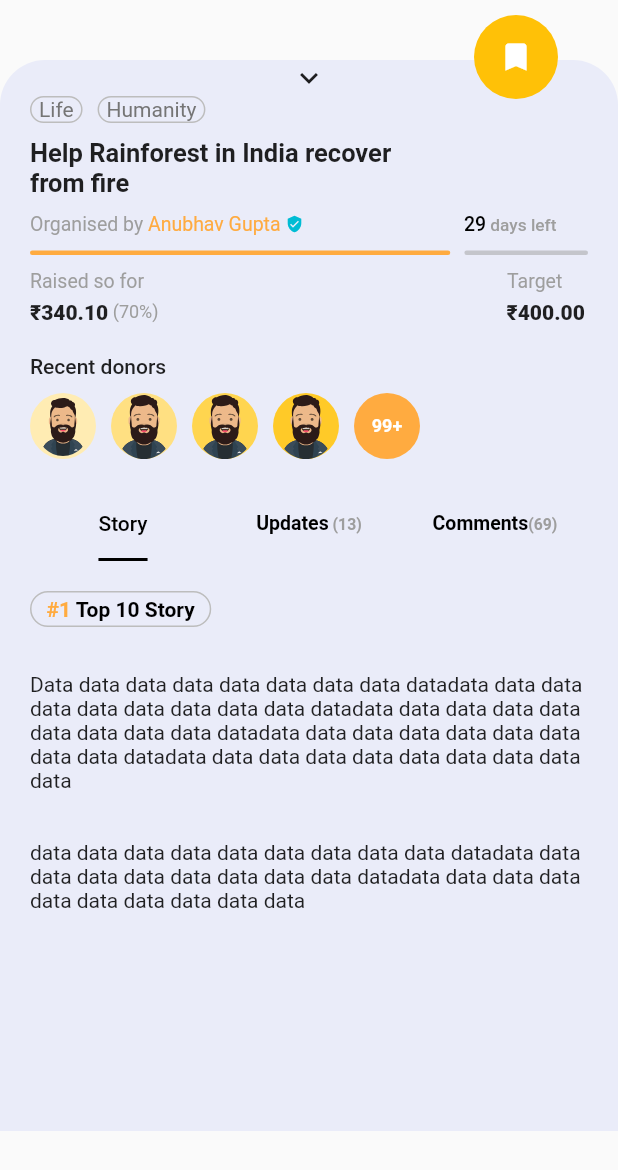
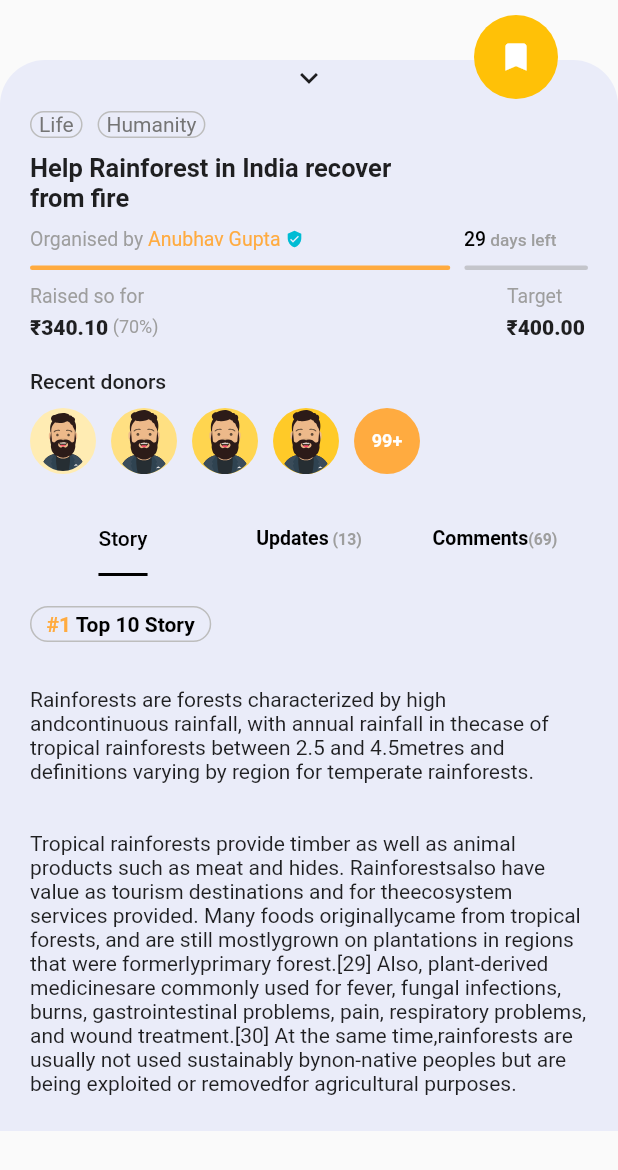
Before and after one commit to Devang2010/fd_app, a Flutter app: the SlideUpContainer widget shown alone on an empty page, opened directly with empty values, after a tap on the "keyboard arrow up" icon, on a phone screen of 412 x 824 dp. Shown: the top 1170 px of the screen. Run offline on Flutter 3.47's test engine with Material 2 defaults, Android fonts, the phone set to English and light mode, and no system bars; our stand-ins replace flutter_svg.

Commit message:
Update slideupcontainer.dart

```diff
--- a/lib/screens/details/components/slideupcontainer.dart
+++ b/lib/screens/details/components/slideupcontainer.dart
@@ -42,6 +42,7 @@ class _SlideUpContainerState extends State<SlideUpContainer> {
               child: Padding(
                 padding: const EdgeInsets.symmetric(horizontal: 20.0),
                 child: SingleChildScrollView(
+                  physics: const NeverScrollableScrollPhysics(),
                   child: Column(
                     crossAxisAlignment: CrossAxisAlignment.start,
                     // shrinkWrap: true,
@@ -63,6 +64,7 @@ class _SlideUpContainerState extends State<SlideUpContainer> {
                           },
                         ),
                       ),
+                      SizedBox(height: 10.0),
                       GenerWidget(),
                       SizedBox(height: 10.0),
                       Text(
@@ -86,15 +88,24 @@ class _SlideUpContainerState extends State<SlideUpContainer> {
                       TopStory(),
                       SizedBox(height: 30.0),
                       Text(
-                        'Data data data data data data data data data'
-                        'data data data data data data data data data data'
-                        'data data data data data data data data data data'
-                        'data data data data data data data data data data'
-                        'data data data data data data data data data data'
-                        '\n\n\n'
-                        'data data data data data data data data data data'
-                        'data data data data data data data data data data'
-                        'data data data data data data data data data data',
+                        'Rainforests are forests characterized by high and'
+                        'continuous rainfall, with annual rainfall in the'
+                        'case of tropical rainforests between 2.5 and 4.5'
+                        'metres and definitions varying by region for '
+                        'temperate rainforests.\n\n\n'
+                        'Tropical rainforests provide timber as well as '
+                        'animal products such as meat and hides. Rainforests'
+                        'also have value as tourism destinations and for the'
+                        'ecosystem services provided. Many foods originally'
+                        'came from tropical forests, and are still mostly'
+                        'grown on plantations in regions that were formerly'
+                        'primary forest.[29] Also, plant-derived medicines'
+                        'are commonly used for fever, fungal infections, '
+                        'burns, gastrointestinal problems, pain, respiratory'
+                        ' problems, and wound treatment.[30] At the same time,'
+                        'rainforests are usually not used sustainably by'
+                        'non-native peoples but are being exploited or removed'
+                        'for agricultural purposes.',
                       ),
                     ],
                   ),
```
